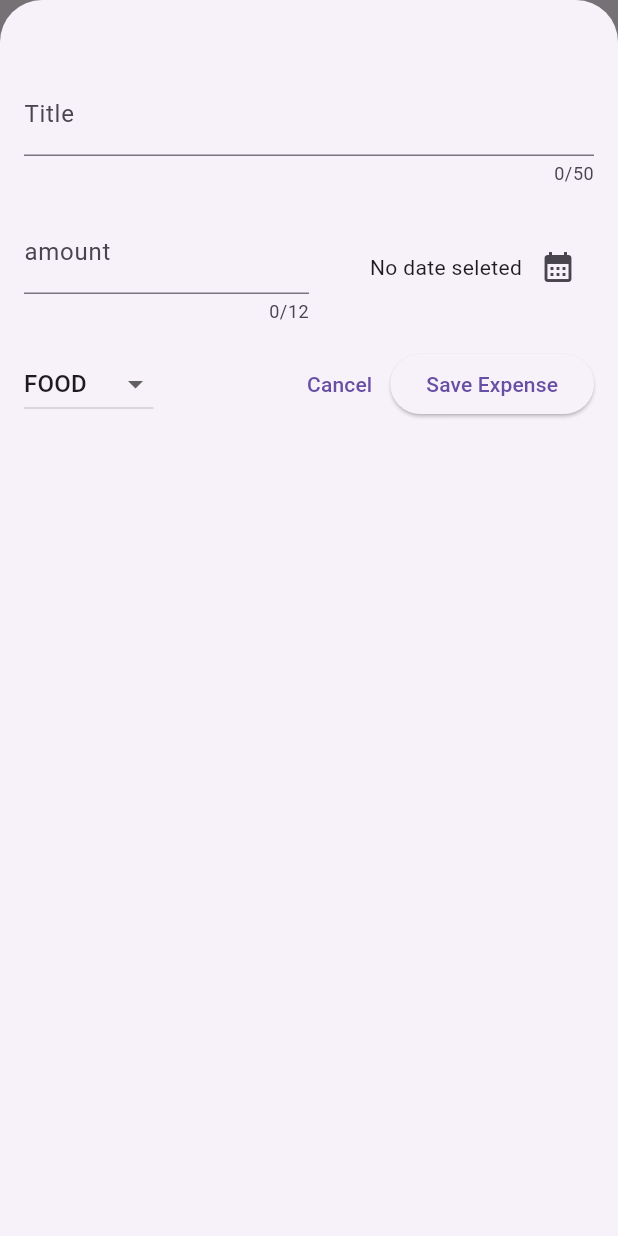
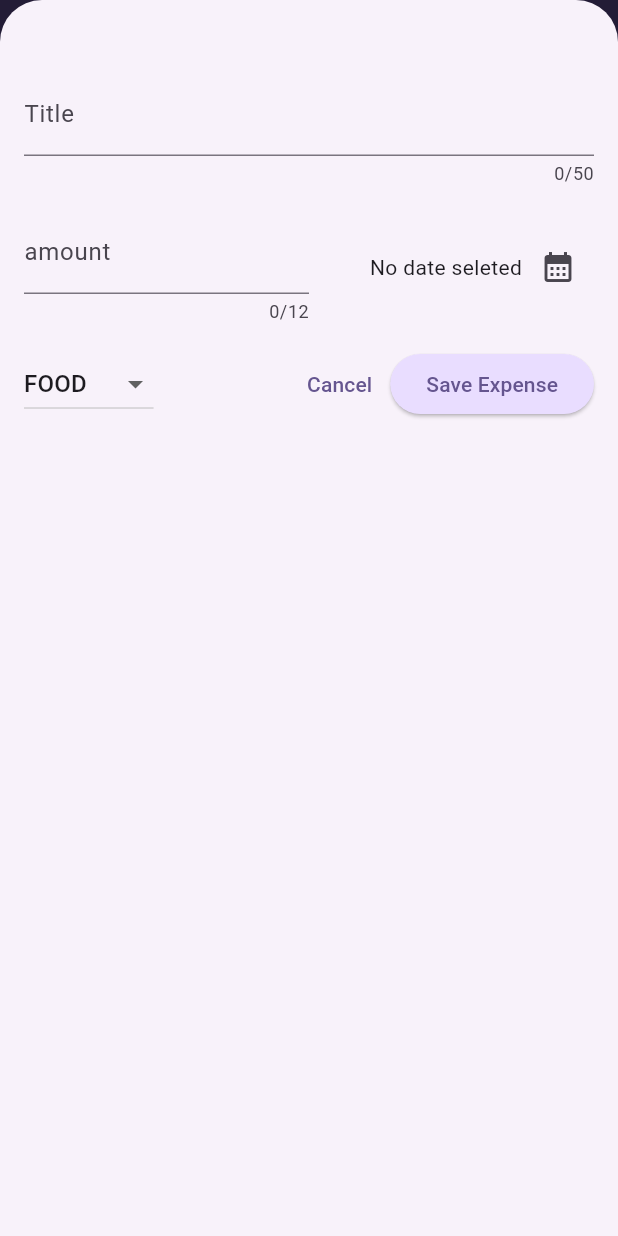
Before and after one commit to Veng-Eang/expense_tracker, a Flutter app: the screen it shows after launch, after a tap on the "add" icon, on a phone screen of 412 x 824 dp. Run offline on Flutter 3.47's test engine with Material 3 defaults, Android fonts, the phone set to English and light mode, and no system bars.

Commit message:
add Theming

```diff
--- a/lib/main.dart
+++ b/lib/main.dart
@@ -1,9 +1,37 @@
 import 'package:expanse_tracker/widgets/expenses.dart';
 import 'package:flutter/material.dart';
 
+var kColorScheme = ColorScheme.fromSeed(
+  seedColor: const Color.fromARGB(255, 96, 59, 181),
+);
 void main() {
   runApp(MaterialApp(
-    theme: ThemeData(useMaterial3: true),
+    theme: ThemeData().copyWith(
+      colorScheme: kColorScheme,
+      appBarTheme: const AppBarTheme().copyWith(
+        backgroundColor: kColorScheme.onPrimaryContainer,
+        foregroundColor: kColorScheme.primaryContainer,
+      ),
+      cardTheme: const CardTheme().copyWith(
+        color: kColorScheme.secondaryContainer,
+        margin: const EdgeInsets.symmetric(
+          horizontal: 8,
+          vertical: 4,
+        ),
+      ),
+      elevatedButtonTheme: ElevatedButtonThemeData(
+        style: ElevatedButton.styleFrom(
+          backgroundColor: kColorScheme.primaryContainer,
+        ),
+      ),
+      textTheme: ThemeData().textTheme.copyWith(
+            titleLarge: TextStyle(
+              fontWeight: FontWeight.normal,
+              color: kColorScheme.onSecondaryContainer,
+              fontSize: 14,
+            ),
+          ),
+    ),
     home: Expenses(),
   ));
 }
```
